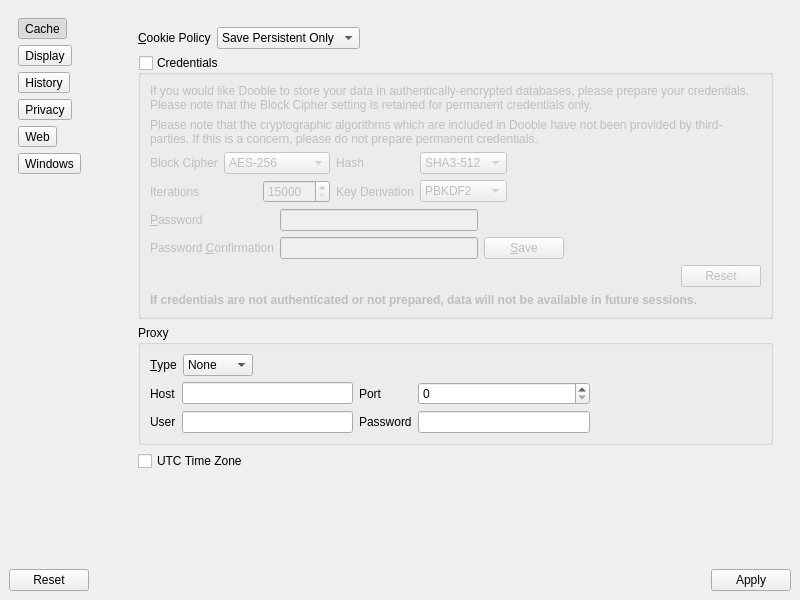
The window that 2.x/UI/dooble_settings.ui (textbrowser/dooble) describes before a commit, drawn with Qt 5.
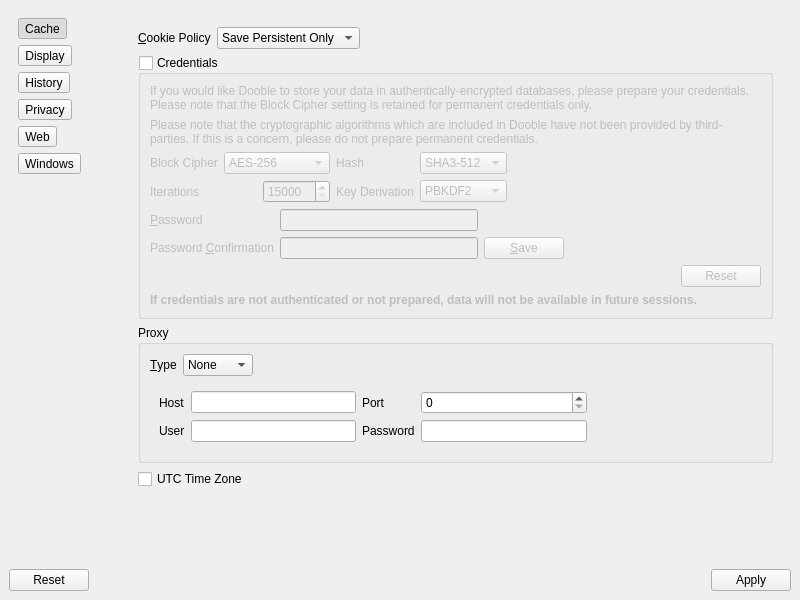
The same window after the commit. The open tabs and pages were chosen to show the change. Icons and pictures are not drawn.

Commit message: Observe proxy-type changes.

```diff
--- a/2.x/UI/dooble_settings.ui
+++ b/2.x/UI/dooble_settings.ui
@@ -593,9 +593,9 @@
              <property name="geometry">
               <rect>
                <x>0</x>
-               <y>0</y>
-               <width>635</width>
-               <height>642</height>
+               <y>-91</y>
+               <width>620</width>
+               <height>672</height>
               </rect>
              </property>
              <layout class="QVBoxLayout" name="verticalLayout_8">
@@ -956,6 +956,9 @@
                   </layout>
                  </item>
                  <item>
+                  <widget class="QFrame" name="proxy_frame">
+                   <layout class="QVBoxLayout" name="verticalLayout_17">
+                    <item>
                   <layout class="QGridLayout" name="gridLayout_3">
                    <item row="0" column="3">
                     <widget class="QSpinBox" name="proxy_port">
@@ -1034,6 +1037,9 @@
                 </layout>
                </widget>
               </item>
+                </layout>
+               </widget>
+              </item>
               <item>
                <widget class="QCheckBox" name="utc_time_zone">
                 <property name="toolTip">
@@ -1078,7 +1084,7 @@
               <rect>
                <x>0</x>
                <y>0</y>
-               <width>635</width>
+               <width>353</width>
                <height>737</height>
               </rect>
              </property>
```
Lines whose indentation alone changed are shown as unchanged. The commit also changes 2 other files.
